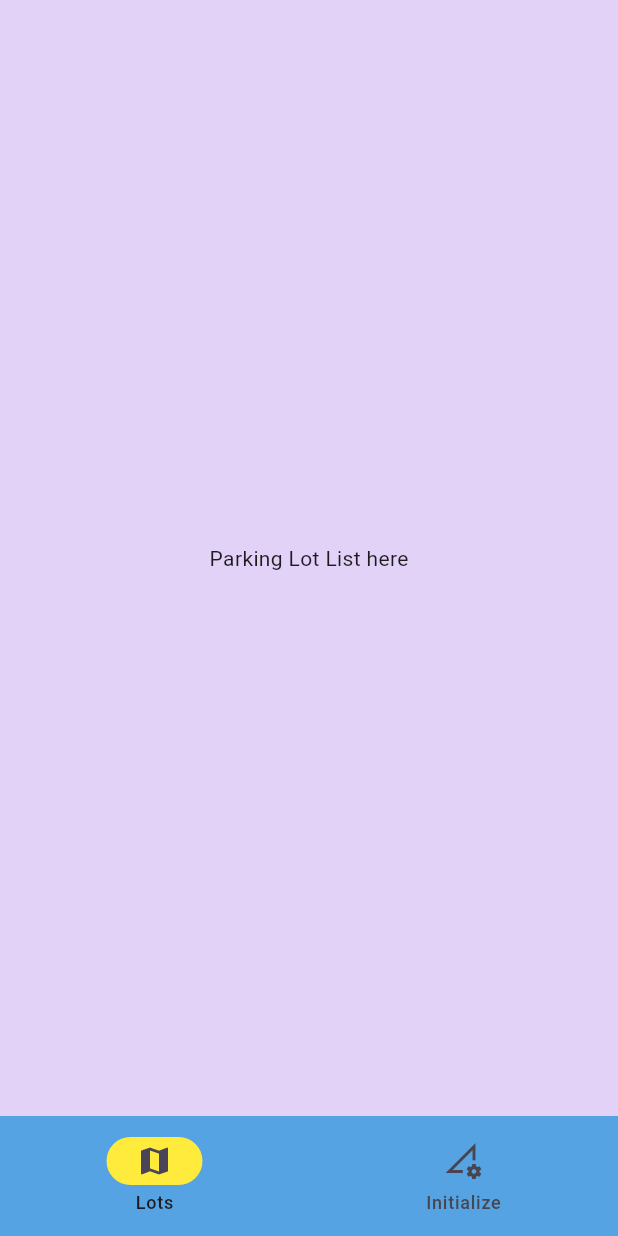
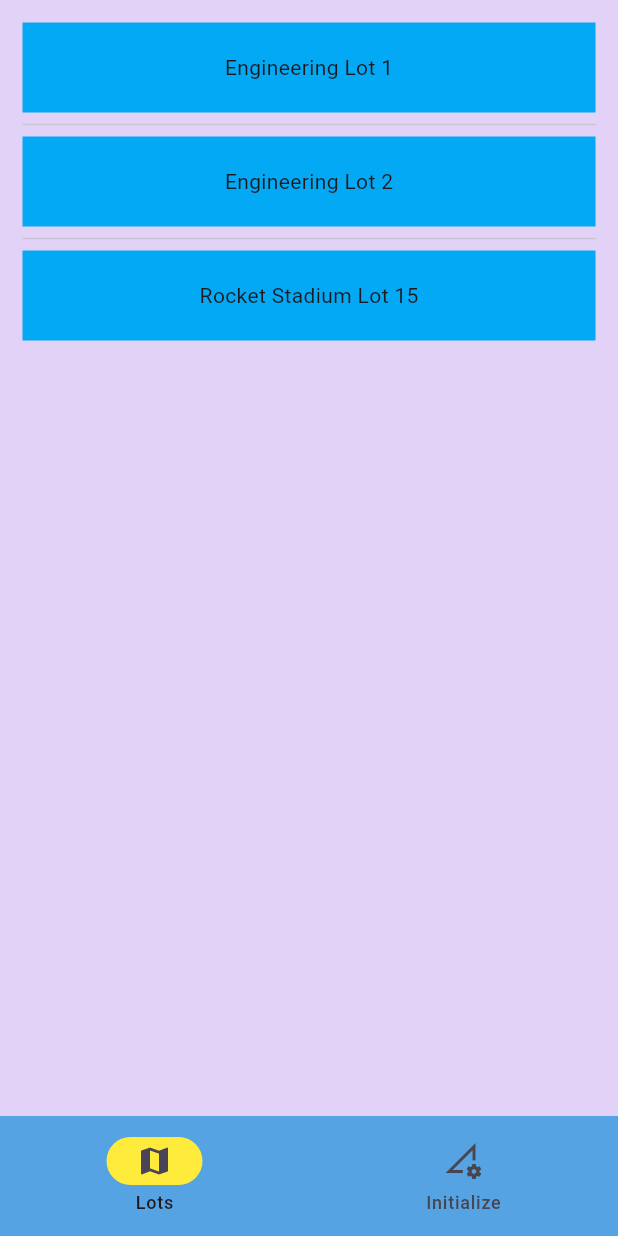
Before and after one commit to Archie619/Parking-Lot-Tracker-Analyzer, a Flutter app: the screen it shows after launch, on a phone screen of 412 x 824 dp. Run offline on Flutter 3.47's test engine with Material 3 defaults, Android fonts, the phone set to English and light mode, and no system bars.

Commit message:
Parking lot list view added.

```diff
--- a/parkingtracker/lib/screens/lots.dart
+++ b/parkingtracker/lib/screens/lots.dart
@@ -14,12 +14,26 @@
   // List of different lots to choose from go here. Info like Name & how many spots available needed.
   // Stateful logic here (things that change)
 
+  // This will need to be changed to pull from backend or internal storage
+  List<String> lotList = ['Engineering Lot 1', 'Engineering Lot 2', 'Rocket Stadium Lot 15'];
+
   // Build methods called anytime Flutter rebuilds UI, returns Widget
   @override
   Widget build(BuildContext context) {
     return Scaffold(
       backgroundColor: const Color.fromARGB(255, 227, 210, 248),
-      body: Center(child: Text('Parking Lot List here')),
+      body: ListView.separated( // Create list of lots to choose from using itemBuilder (which allows us to dynamically create it)
+        itemBuilder: (BuildContext context, int index) {
+          return Container(
+            height: 60,
+            color: Colors.lightBlue,
+            child: Center(child: Text(lotList[index]))
+            );
+        },
+        padding: const EdgeInsets.all(15),
+        separatorBuilder: (BuildContext context, int index) => const Divider(),
+        itemCount: lotList.length,
+      ),
     );
   }
 }
```
